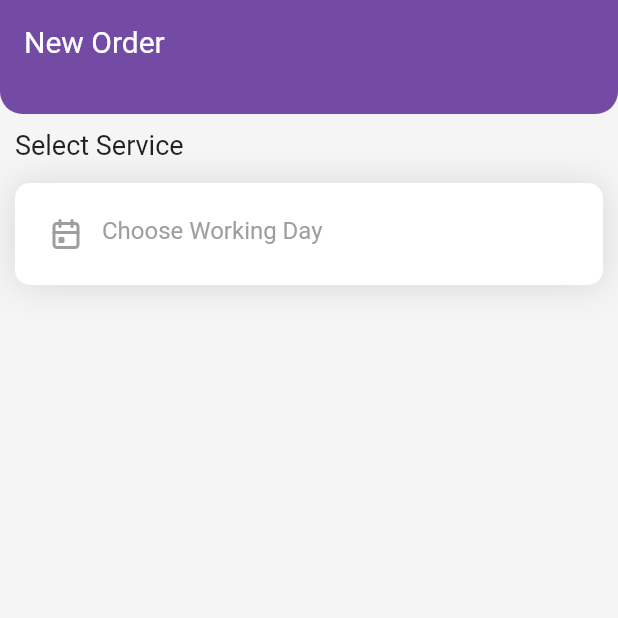
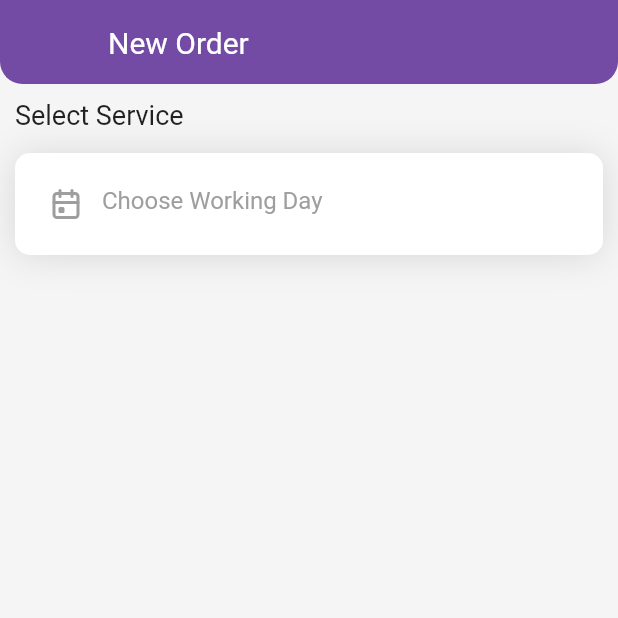
Before and after one commit to amr-alawaad99/HomeMate_HomeServiceApp, a Flutter app: the NewOrderScreen screen opened directly, on a phone screen of 412 x 824 dp, the top half of it. Run offline on Flutter 3.47's test engine with Material 2 defaults, Android fonts, the phone set to English and light mode, and no system bars; our stand-ins replace bloc, bubble_bottom_bar, flutter_bloc, flutter_tabler_icons, smooth_page_indicator; missing offline and left inert: colorful_safe_area.

Commit message:
update new_order_screen.dart

```diff
--- a/lib/module/new_order_screen/new_order_screen.dart
+++ b/lib/module/new_order_screen/new_order_screen.dart
@@ -1,12 +1,9 @@
 import 'package:colorful_safe_area/colorful_safe_area.dart';
-import 'package:flutter_bloc/flutter_bloc.dart';
 import 'package:flutter_tabler_icons/flutter_tabler_icons.dart';
 import 'package:intl/intl.dart';
 
-import '../../layout/cubit/cubit.dart';
 import 'package:flutter/material.dart';
 
-import '../../layout/cubit/states.dart';
 import '../../shared/components/components.dart';
 import '../../shared/components/constants.dart';
 
@@ -28,9 +25,14 @@ class NewOrderScreen extends StatelessWidget {
           floatHeaderSlivers: true,
           headerSliverBuilder: (context, innerBoxIsScrolled) => <Widget>[
             const SliverAppBar(
-                title: Text(
-                  'New Order',
-                  style: TextStyle(color: Colors.white, fontFamily: "Roboto"),
+              floating: false,
+              expandedHeight: 50,
+              pinned: true,
+                flexibleSpace: FlexibleSpaceBar(
+                  title: Text(
+                    'New Order',
+                    style: TextStyle(color: Colors.white, fontFamily: "Roboto"),
+                  ),
                 ),
                 backgroundColor: primaryColor,
                 shape: RoundedRectangleBorder(
@@ -39,8 +41,7 @@ class NewOrderScreen extends StatelessWidget {
                 automaticallyImplyLeading: true,
                 leadingWidth: 50,
                 iconTheme: IconThemeData(color: Colors.white),
-                bottom: PreferredSize(
-                    preferredSize: Size.fromHeight(20), child: SizedBox())),
+                ),
           ],
           body: Padding(
             padding: const EdgeInsets.all(10.0),
```
